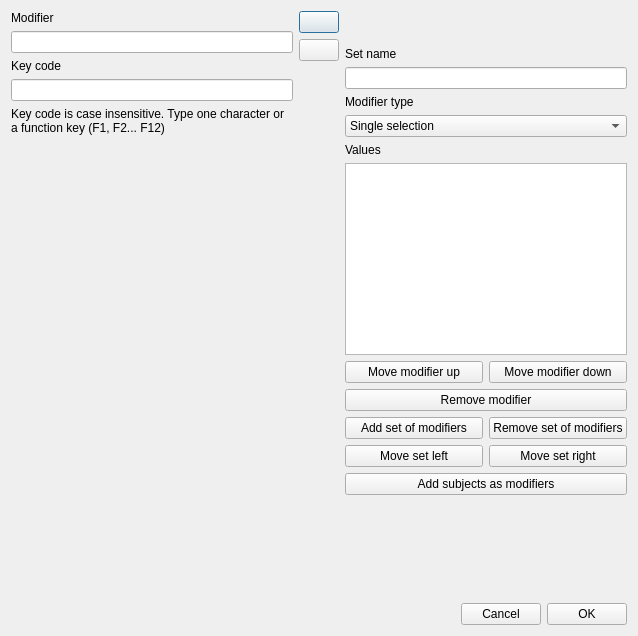
olivierfriard/BORIS, file src/add_modifier.ui: the form before one commit.
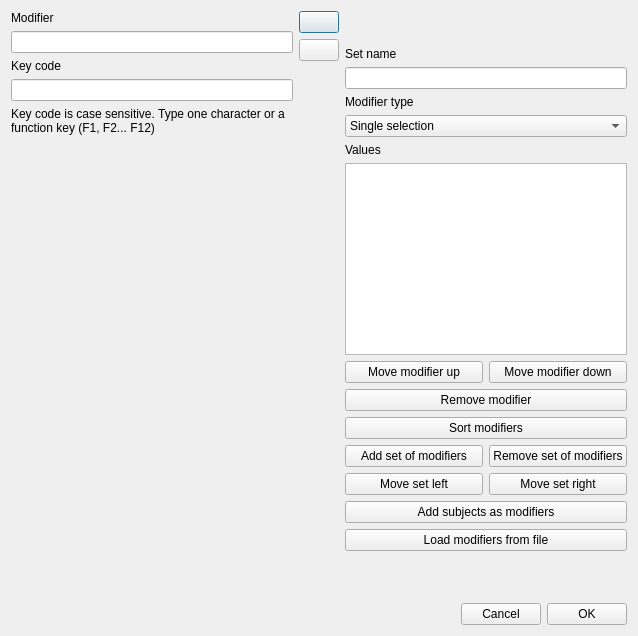
The form after the commit.

Commit message: improved the 'add modifier' dialog: sort, add from file

What changed in the file:
```diff
--- a/src/add_modifier.ui
+++ b/src/add_modifier.ui
@@ -43,7 +43,7 @@
          <item>
           <widget class="QLabel" name="lbCodeHelp">
            <property name="text">
-            <string>Key code is case insensitive. Type one character or a function key (F1, F2... F12)</string>
+            <string>Key code is case sensitive. Type one character or a function key (F1, F2... F12)</string>
            </property>
            <property name="wordWrap">
             <bool>true</bool>
@@ -194,6 +194,13 @@
            </property>
           </widget>
          </item>
+         <item>
+          <widget class="QPushButton" name="pb_sort_modifiers">
+           <property name="text">
+            <string>Sort modifiers</string>
+           </property>
+          </widget>
+         </item>
          <item>
           <layout class="QHBoxLayout" name="horizontalLayout_3">
            <item>
@@ -237,6 +244,13 @@
            </property>
           </widget>
          </item>
+         <item>
+          <widget class="QPushButton" name="pb_load_file">
+           <property name="text">
+            <string>Load modifiers from file</string>
+           </property>
+          </widget>
+         </item>
          <item>
           <spacer name="verticalSpacer_3">
            <property name="orientation">
```
The commit also changes 5 other files.
